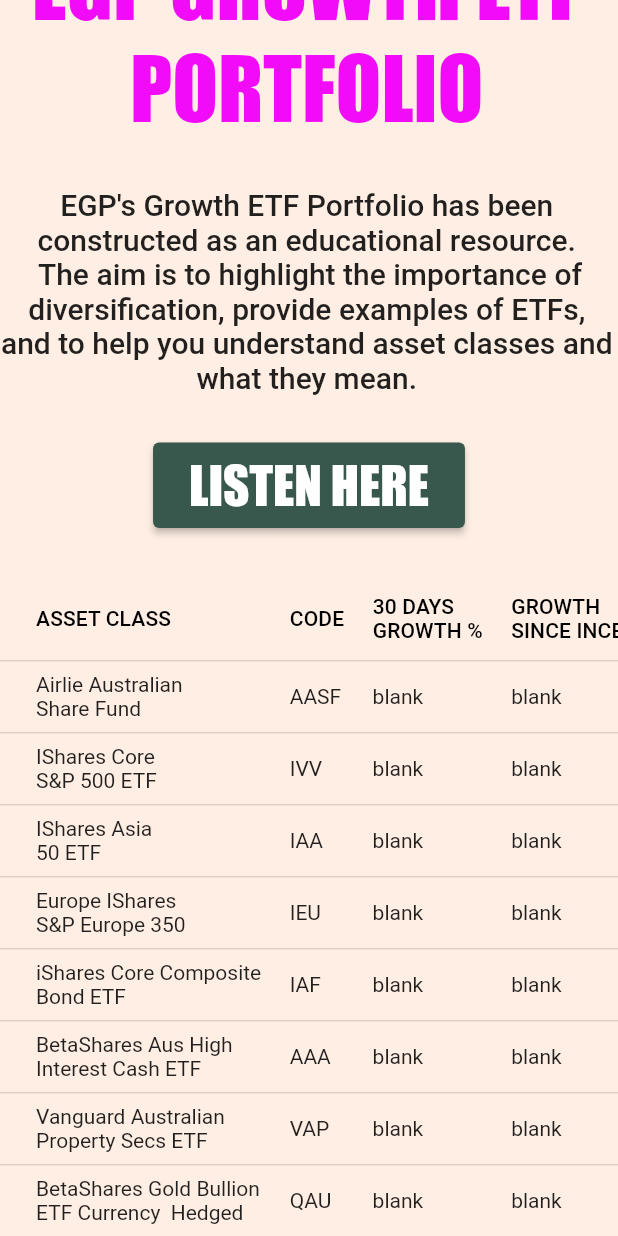
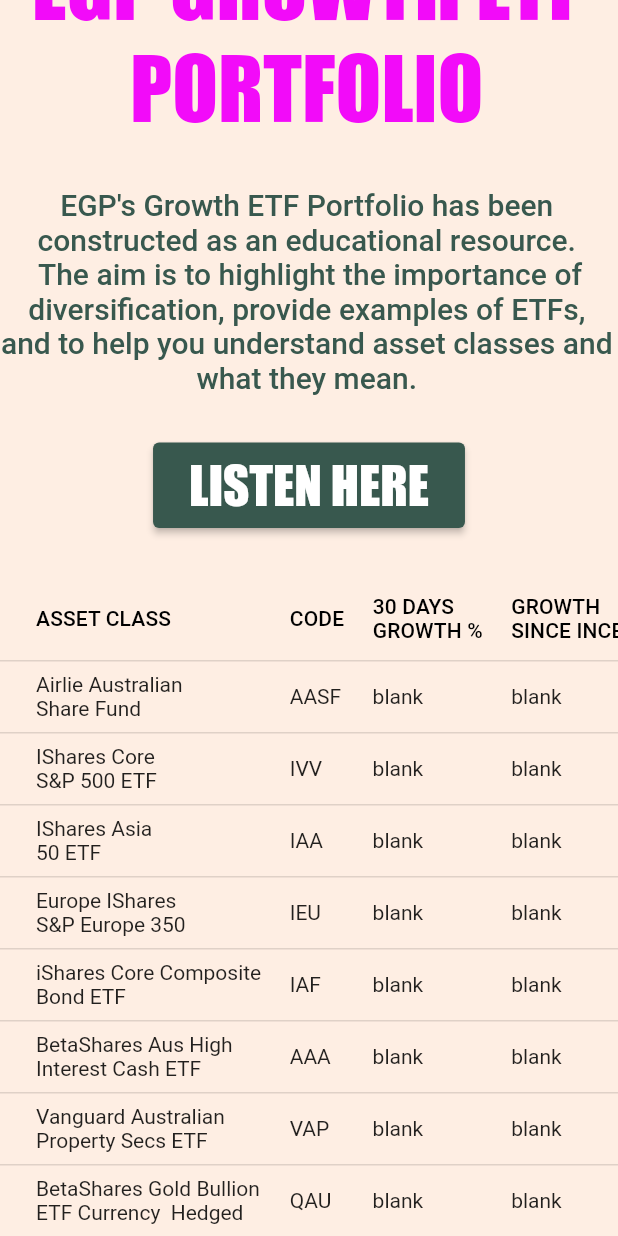
Before and after one commit to lucas-shugg/equity-gals-portfolio, a Flutter app: the screen it shows after launch, scrolled down 195 dp, on a phone screen of 412 x 824 dp. Run offline on Flutter 3.47's test engine with Material 2 defaults, Android fonts, the phone set to English and light mode, and no system bars.

Commit message:
Missed a File

```diff
--- a/lib/main.dart
+++ b/lib/main.dart
@@ -15,6 +15,11 @@
       title: 'EGP Portfolio',
       theme: ThemeData(
         canvasColor: const Color.fromRGBO(254, 238, 227, 1),
+        textTheme: const TextTheme(
+            bodyText1:
+                TextStyle(fontFamily: 'AvenirLight.ttf', color: egpGreen),
+            headline6:
+                TextStyle(fontFamily: 'AvenirLight.ttf', color: egpGreen)),
 
         // This is the theme of your application.
         //
```
Also changed, not shown: 1 other file.
